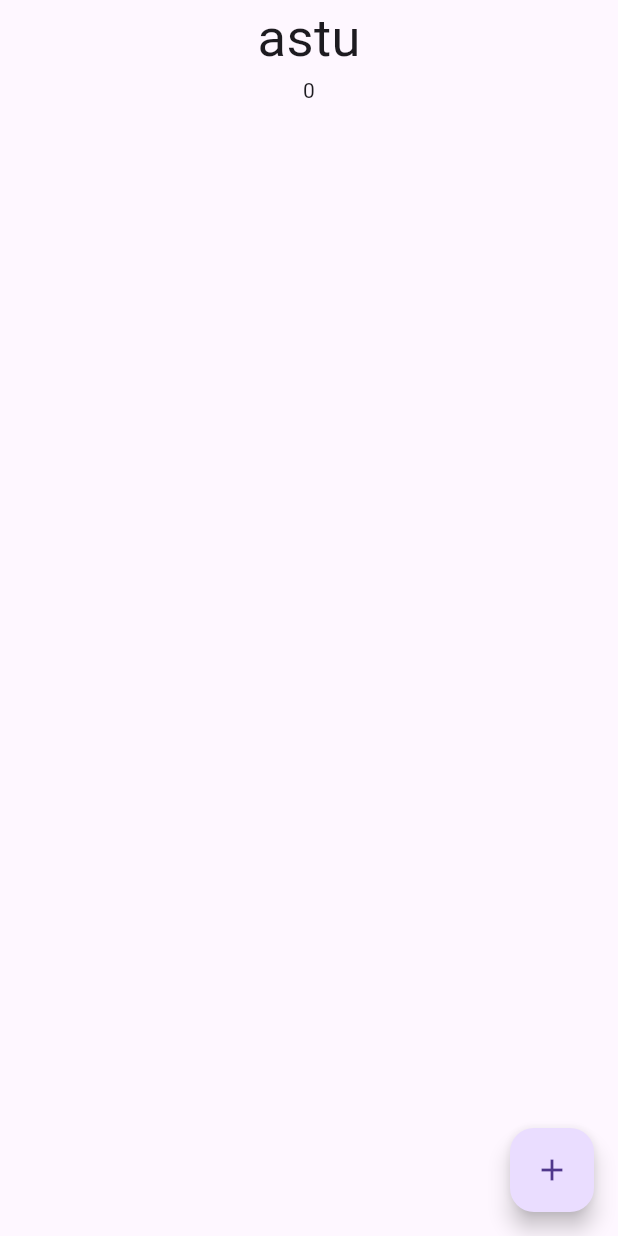
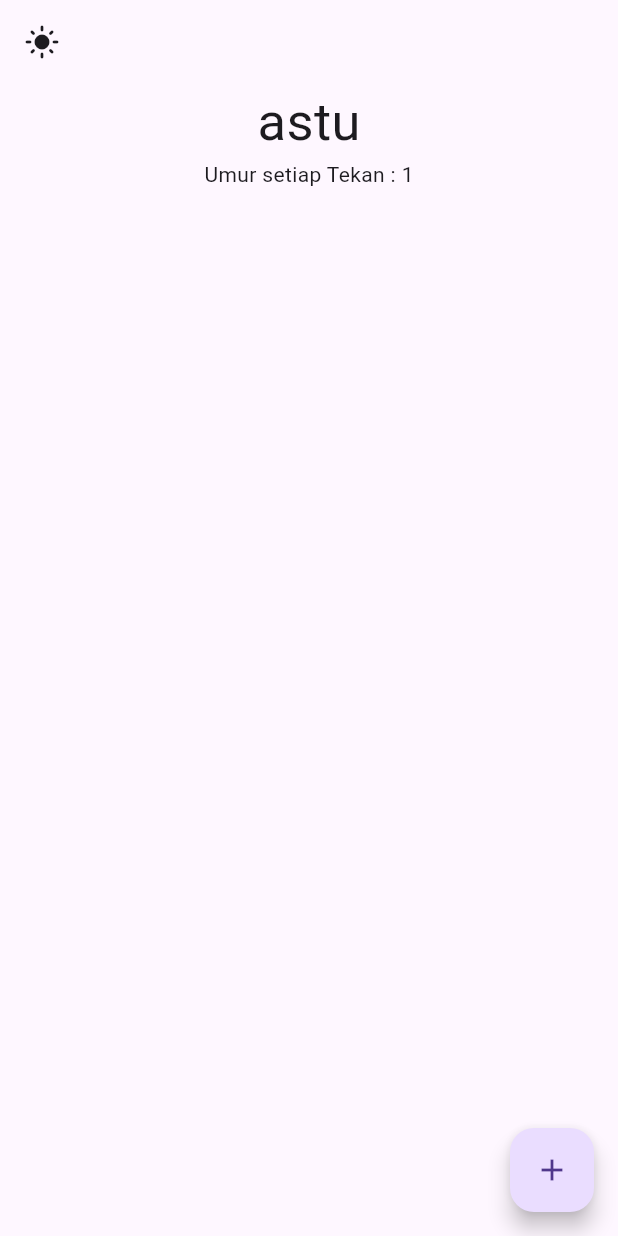
Before and after one commit to gedeastu/GetX_Flutter, a Flutter app: the screen it shows after launch, after a tap on the "add" icon, on a phone screen of 412 x 824 dp. Run offline on Flutter 3.47's test engine with Material 3 defaults, Android fonts, the phone set to English and light mode, and no system bars; our stand-ins replace get.

Commit message:
basic state management is done

```diff
--- a/state_manager/lib/controllers/controller.dart
+++ b/state_manager/lib/controllers/controller.dart
@@ -4,7 +4,16 @@
 
 class Controller extends GetxController{
   final model = Model();
+
   void increment(){
     model.number + 1;
   }
+
+  void toUppercase(){
+    model.name.value = model.name.value.toUpperCase();
+  }
+
+  void changeTheme(){
+    model.isDark.value = !model.isDark.value;
+  }
 }
--- a/state_manager/lib/main.dart
+++ b/state_manager/lib/main.dart
@@ -1,4 +1,7 @@
 import 'package:flutter/material.dart';
+import 'package:get/get_state_manager/get_state_manager.dart';
+import 'package:get/instance_manager.dart';
+import 'package:state_manager/controllers/controller.dart';
 //import 'package:state_manager/models/model.dart';
 import 'package:state_manager/pages/Home.dart';
 
@@ -6,11 +9,13 @@
   runApp(Main());
 }
 class Main extends StatelessWidget {
+  final controller = Get.put(Controller());
   Main({super.key});
   @override
   Widget build(BuildContext context) {
-    return MaterialApp(
+    return Obx(() => MaterialApp(
+      theme: controller.model.isDark.value ? ThemeData.dark() : ThemeData.light(),
       home: Home(),
-    );
+    ));
   }
 }
--- a/state_manager/lib/models/model.dart
+++ b/state_manager/lib/models/model.dart
@@ -4,4 +4,5 @@
   var number = 0.obs;
   var name = "astu".obs;
   var umur = 20.obs;
+  var isDark = false.obs;
 }
--- a/state_manager/lib/pages/Home.dart
+++ b/state_manager/lib/pages/Home.dart
@@ -2,31 +2,44 @@
 import 'package:get/get_state_manager/get_state_manager.dart';
 import 'package:get/instance_manager.dart';
 import 'package:state_manager/controllers/controller.dart';
-import 'package:state_manager/models/model.dart';
-
 class Home extends StatelessWidget {
 
   Home({super.key});
-  final model = Model();
-  final controller = Get.put(Controller());
+  final controllerHome = Get.find<Controller>();
   @override
   Widget build(BuildContext context) {
     return Scaffold(
-      body: Center(
+      appBar: AppBar(
+        title: GestureDetector(
+          onTap: () {
+            controllerHome.changeTheme();
+          },
+          child: Row(
+            children: [
+              Icon(controllerHome.model.isDark.value ? Icons.dark_mode : Icons.light_mode)
+            ],
+          ),
+        ),
+      ),
+      body: Container(
+        height: double.infinity,
+        child: Center(
           heightFactor: double.infinity,
           child: Obx(() => Column(
             children: [
               Text(
-              "${model.name.value}",style: TextStyle(fontSize: 35),
+                controllerHome.model.name.value,style: TextStyle(fontSize: 35),
               ),
-            Text("${model.number.value}")
+              Text("Umur setiap Tekan : ${controllerHome.model.number.value}")
             ]
           ),
           )
         ),
+      ),
       floatingActionButton: FloatingActionButton(
         onPressed: (){
-          controller.increment();
+          //controllerHome.toUppercase();
+          controllerHome.increment();
         },
         child: Icon(Icons.add),
       ),
```
Lines whose indentation alone changed are shown as unchanged.
